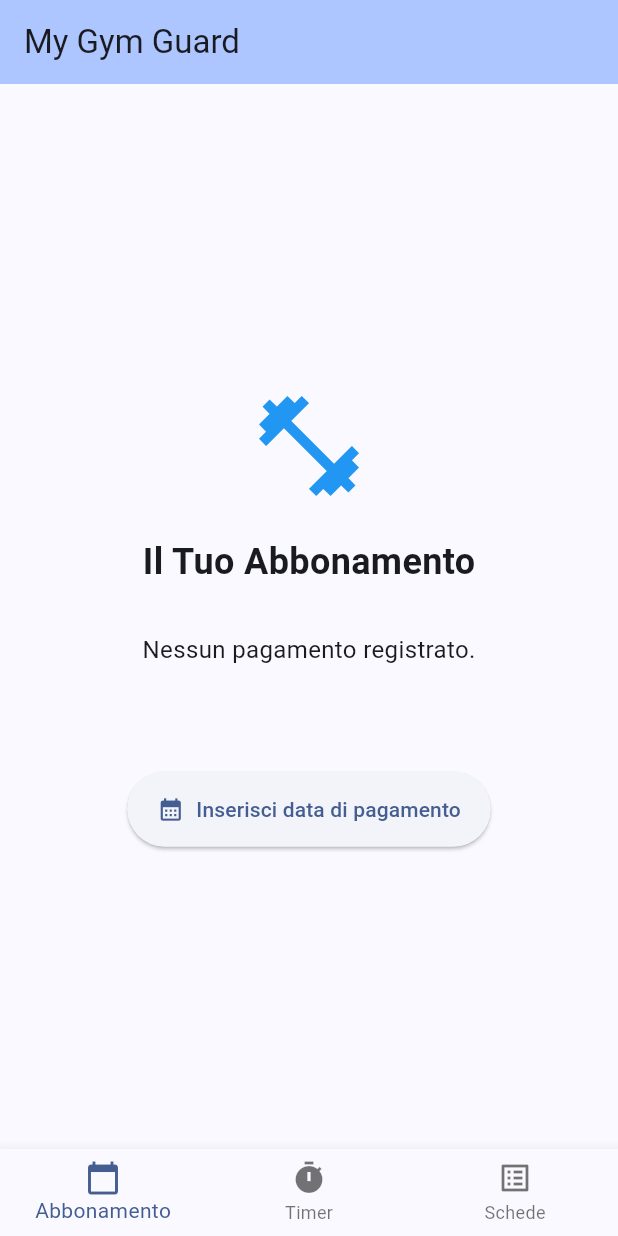
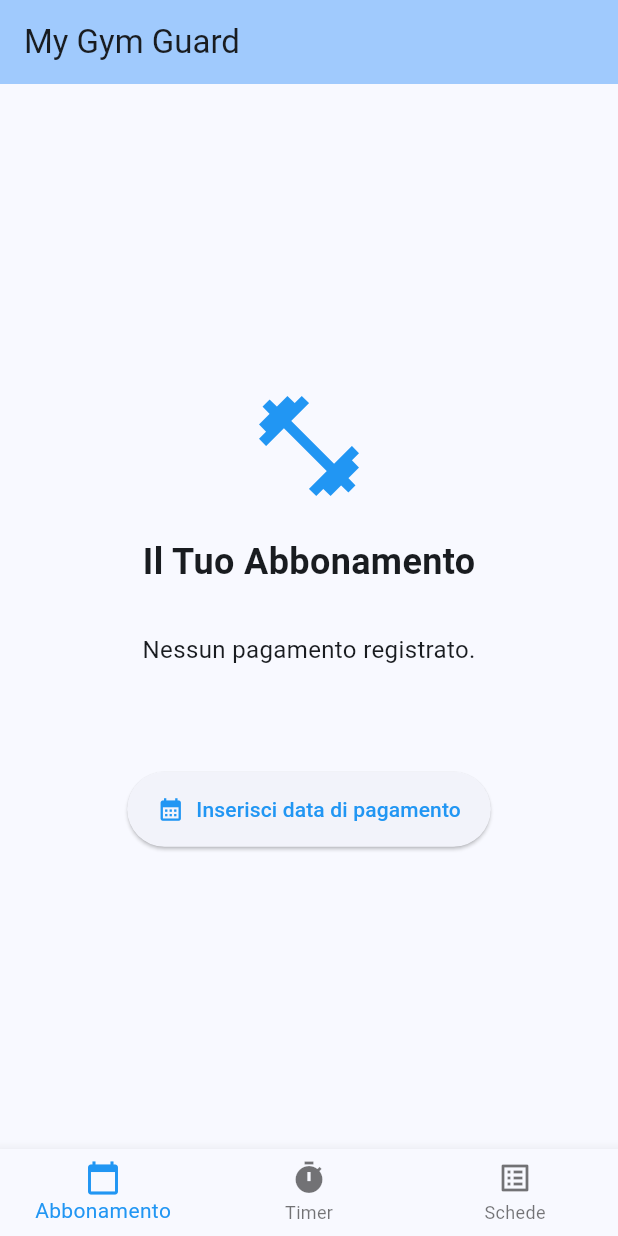
Before and after one commit to timothy-giolito/MyGymGuard, a Flutter app: the screen it shows after launch, on a phone screen of 412 x 824 dp. Run offline on Flutter 3.47's test engine with Material 3 defaults, Android fonts, the phone set to English and light mode, and no system bars; our stand-ins replace file_picker, image_picker.

Commit message:
date picker fix

```diff
--- a/lib/main.dart
+++ b/lib/main.dart
@@ -3,6 +3,7 @@ import 'dart:async';
 import 'dart:io';
 import 'package:image_picker/image_picker.dart';
 import 'package:file_picker/file_picker.dart';
+import 'package:flutter_localizations/flutter_localizations.dart';
 
 void main() {
   runApp(const MyGymGuardApp());
@@ -16,12 +17,26 @@ class MyGymGuardApp extends StatelessWidget {
   Widget build(BuildContext context) {
     return MaterialApp(
       title: 'My Gym Guard',
-      // Scegliamo un tema scuro o chiaro. Qui usiamo un blu sportivo!
+      debugShowCheckedModeBanner: false,
+
+      // --- NUOVO BLOCCO: IMPOSTAZIONI LINGUA ITALIANA ---
+      localizationsDelegates: const [
+        GlobalMaterialLocalizations.delegate,
+        GlobalWidgetsLocalizations.delegate,
+        GlobalCupertinoLocalizations.delegate,
+      ],
+      supportedLocales: const [
+        Locale('it', 'IT'), // Diciamo a Flutter che supportiamo l'italiano
+      ],
+
+      // ---------------------------------------------------
       theme: ThemeData(
-        colorScheme: ColorScheme.fromSeed(seedColor: Colors.blueAccent),
+        colorScheme: ColorScheme.fromSeed(
+          seedColor: Colors.blue,
+          primary: Colors.blue,
+        ),
         useMaterial3: true,
       ),
-      // Impostiamo la pagina iniziale
       home: const MainScreen(),
     );
   }
--- a/pubspec.yaml
+++ b/pubspec.yaml
@@ -31,10 +31,12 @@ dependencies:
   flutter:
     sdk: flutter
 
+  flutter_localizations:
+    sdk: flutter
+
   # The following adds the Cupertino Icons font to your application.
   # Use with the CupertinoIcons class for iOS style icons.
   cupertino_icons: ^1.0.8
-
   image_picker: ^1.1.2
   file_picker: ^8.1.2
 
```
Also changed, not shown: pubspec.lock.
